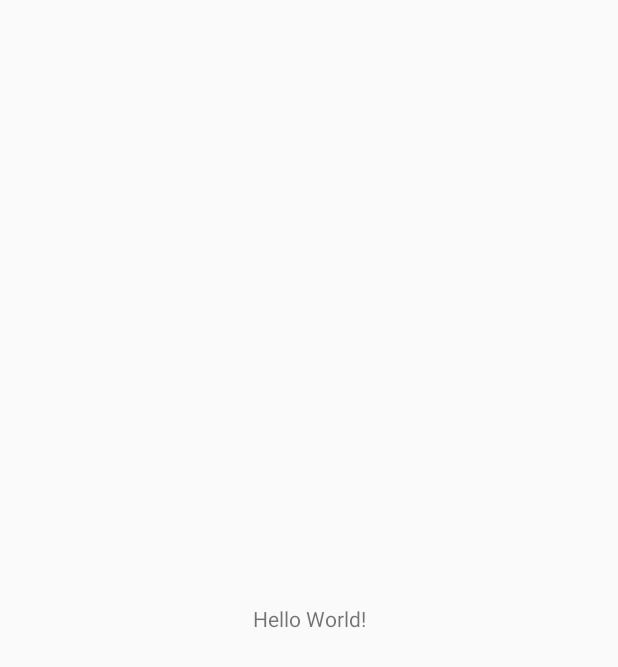
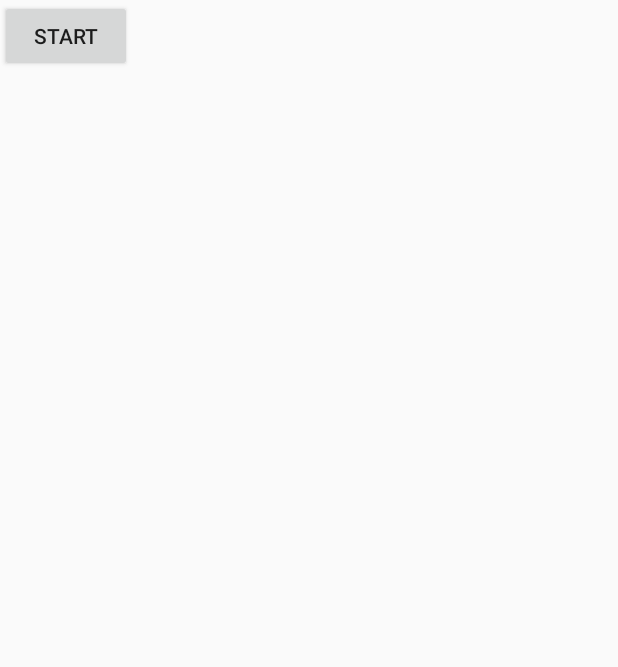
Before and after one commit to kbiid/TermProject, an Android app: the screen it shows after launch (MainActivity), on a phone screen of 412 x 824 dp. Before the commit the part shown is almost empty. Shown: the top 667 px of the screen. Run offline under Robolectric (Android 15) with nearby library versions, the phone set to English and light mode, and no system bars.

Commit message:
노트 생성,움직임까지 확인

```diff
--- a/app/src/main/java/com/example/kbiid/termproject/MainActivity.java
+++ b/app/src/main/java/com/example/kbiid/termproject/MainActivity.java
@@ -1,13 +1,28 @@
 package com.example.kbiid.termproject;
 
+import android.content.Intent;
 import android.support.v7.app.AppCompatActivity;
 import android.os.Bundle;
+import android.view.View;
+import android.widget.Button;
 
 public class MainActivity extends AppCompatActivity {
+
+    private Button btn;
 
     @Override
     protected void onCreate(Bundle savedInstanceState) {
         super.onCreate(savedInstanceState);
         setContentView(R.layout.activity_main);
+        btn = (Button)findViewById(R.id.startButton);
+
+        btn.setOnClickListener(new View.OnClickListener() {
+            @Override
+            public void onClick(View v) {
+                Intent intent = new Intent(getApplicationContext(),
+                                            GamePlayActivity.class);
+                startActivity(intent);
+            }
+        });
     }
 }
--- a/app/src/main/res/layout/activity_main.xml
+++ b/app/src/main/res/layout/activity_main.xml
@@ -1,18 +1,16 @@
 <?xml version="1.0" encoding="utf-8"?>
-<android.support.constraint.ConstraintLayout xmlns:android="http://schemas.android.com/apk/res/android"
+<LinearLayout xmlns:android="http://schemas.android.com/apk/res/android"
     xmlns:app="http://schemas.android.com/apk/res-auto"
     xmlns:tools="http://schemas.android.com/tools"
     android:layout_width="match_parent"
     android:layout_height="match_parent"
-    tools:context="com.example.kbiid.termproject.MainActivity">
+    tools:context="com.example.kbiid.termproject.MainActivity"
+    android:orientation="vertical">
 
-    <TextView
+    <Button
         android:layout_width="wrap_content"
         android:layout_height="wrap_content"
-        android:text="Hello World!"
-        app:layout_constraintBottom_toBottomOf="parent"
-        app:layout_constraintLeft_toLeftOf="parent"
-        app:layout_constraintRight_toRightOf="parent"
-        app:layout_constraintTop_toTopOf="parent" />
+        android:id="@+id/startButton"
+        android:text="start"/>
 
-</android.support.constraint.ConstraintLayout>
+</LinearLayout>
```
Also changed, not shown: app/src/main/java/com/example/kbiid/termproject/GamePlayActivity.java (+10 -19 lines), app/src/main/java/com/example/kbiid/termproject/Note.java (+14 -17 lines), app/src/main/java/com/example/kbiid/termproject/NoteSurfaceView.java (added, +89 -0 lines), app/src/main/res/layout/activity_game_play.xml (+26 -9 lines).
